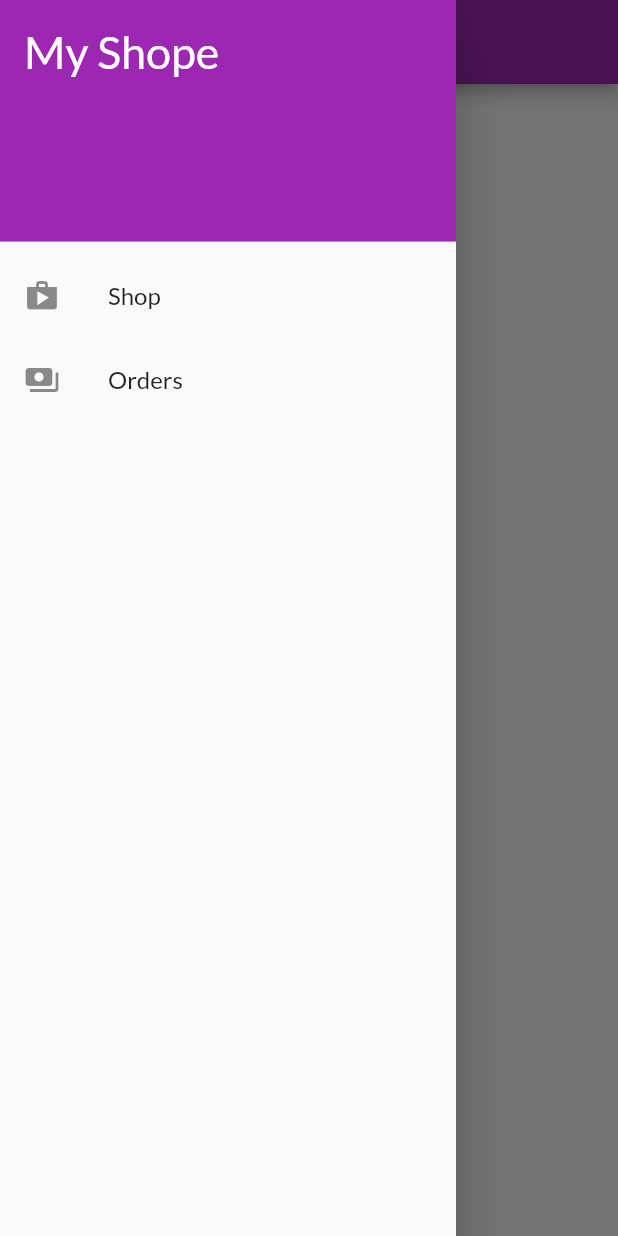
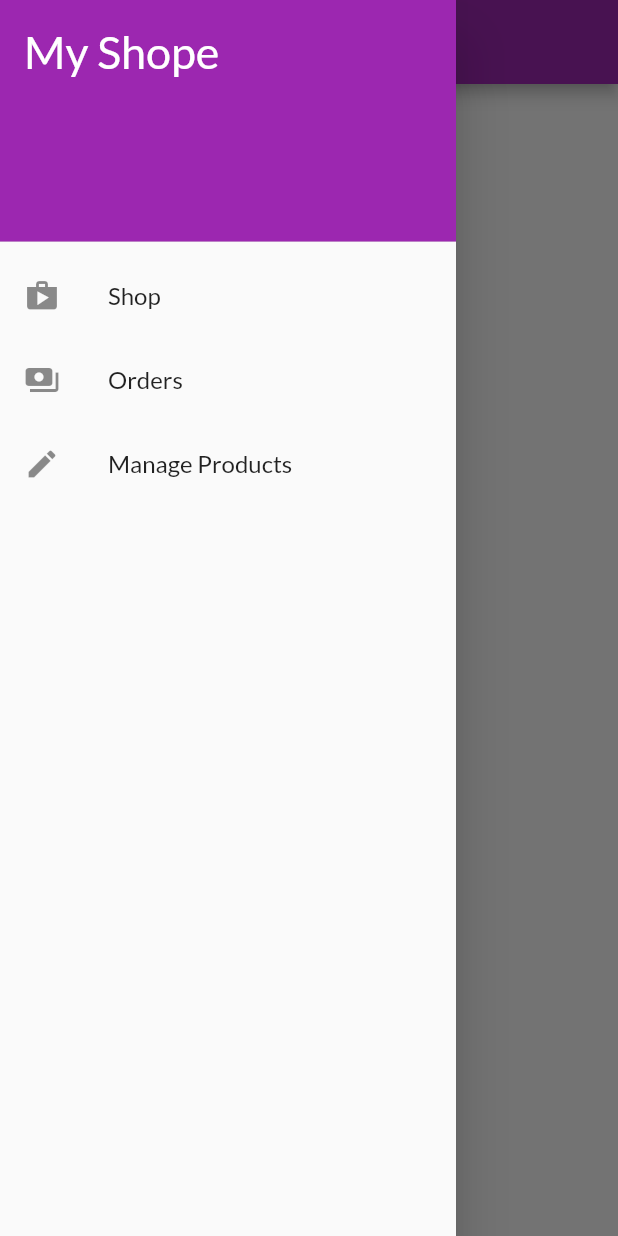
Before and after one commit to SuhelMakkad/shop-app, a Flutter app: the OrdersScreen screen opened by its route, with the side drawer open, on a phone screen of 412 x 824 dp. Run offline on Flutter 3.47's test engine with Material 2 defaults, Android fonts, the phone set to English and light mode, and no system bars; network calls fail.

Commit message:
Added edit product screen

```diff
--- a/lib/main.dart
+++ b/lib/main.dart
@@ -9,6 +9,8 @@ import './screens/products_overview_screen.dart';
 import './screens/products_detail_screen.dart';
 import './screens/cart_screen.dart';
 import './screens/orders_screen.dart';
+import './screens/user_products_screen.dart';
+import './screens/edit_product_screen.dart';
 
 void main() {
   runApp(const MyApp());
@@ -45,6 +47,8 @@ class MyApp extends StatelessWidget {
           ProductDetailScreen.routeName: (ctx) => const ProductDetailScreen(),
           CartScreen.routeName: (ctx) => const CartScreen(),
           OrdersScreen.routeName: (ctx) => const OrdersScreen(),
+          UserProductsScreen.routeName: (ctx) => const UserProductsScreen(),
+          EditProductScreen.routeName: (ctx) => const EditProductScreen(),
         },
       ),
     );
--- a/lib/widgets/app_drawer.dart
+++ b/lib/widgets/app_drawer.dart
@@ -1,9 +1,28 @@
 import 'package:flutter/material.dart';
 
 import '../screens/orders_screen.dart';
+import '../screens/user_products_screen.dart';
 
 class AppDrawer extends StatelessWidget {
   const AppDrawer({Key? key}) : super(key: key);
+
+  Widget _buildListItem({
+    required BuildContext ctx,
+    required String title,
+    required IconData icon,
+    required String routeName,
+  }) {
+    return ListTile(
+      leading: Icon(icon),
+      title: Text(
+        title,
+        style: const TextStyle(fontSize: 16),
+      ),
+      onTap: () {
+        Navigator.of(ctx).pushReplacementNamed(routeName);
+      },
+    );
+  }
 
   @override
   Widget build(BuildContext context) {
@@ -23,26 +42,23 @@ class AppDrawer extends StatelessWidget {
               ),
             ),
           ),
-          ListTile(
-            leading: const Icon(Icons.shop),
-            title: const Text(
-              'Shop',
-              style: TextStyle(fontSize: 16),
-            ),
-            onTap: () {
-              Navigator.of(context).pushReplacementNamed("/");
-            },
+          _buildListItem(
+            ctx: context,
+            title: "Shop",
+            icon: Icons.shop,
+            routeName: "/",
           ),
-          ListTile(
-            leading: const Icon(Icons.payments),
-            title: const Text(
-              'Orders',
-              style: TextStyle(fontSize: 16),
-            ),
-            onTap: () {
-              Navigator.of(context)
-                  .pushReplacementNamed(OrdersScreen.routeName);
-            },
+          _buildListItem(
+            ctx: context,
+            title: "Orders",
+            icon: Icons.payments,
+            routeName: OrdersScreen.routeName,
+          ),
+          _buildListItem(
+            ctx: context,
+            icon: Icons.edit,
+            title: "Manage Products",
+            routeName: UserProductsScreen.routeName,
           ),
         ],
       ),
```
Also changed, not shown: lib/screens/edit_product_screen.dart (added, +21 -0 lines), lib/screens/user_products_screen.dart (added, +54 -0 lines), lib/widgets/user_product_item.dart (added, +42 -0 lines).
